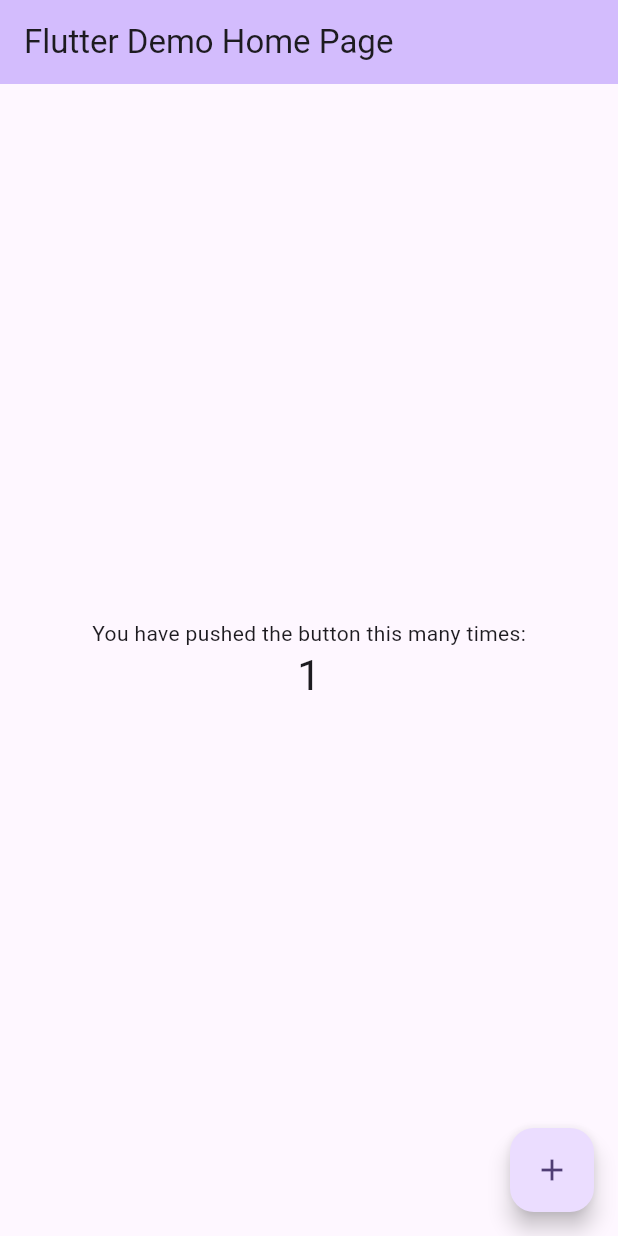
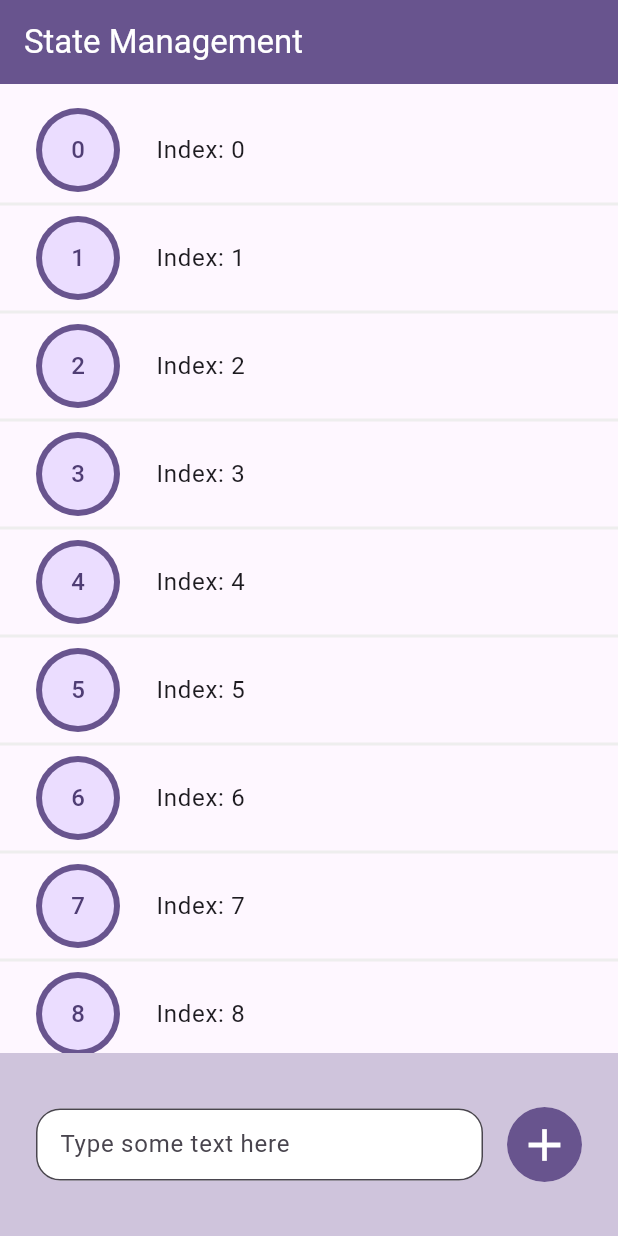
Before and after one commit to mvclopes/flutter-state-management, a Flutter app: the screen it shows after launch, after a tap on the "add" icon, on a phone screen of 412 x 824 dp. Run offline on Flutter 3.47's test engine with Material 2 defaults, Android fonts, the phone set to English and light mode, and no system bars.

Commit message:
Feature: created home screen layout and its use in main dart file

```diff
--- a/lib/main.dart
+++ b/lib/main.dart
@@ -1,8 +1,7 @@
 import 'package:flutter/material.dart';
+import 'package:state_management_sample/src/home_screen.dart';
 
-void main() {
-  runApp(const MyApp());
-}
+void main() => runApp(const MyApp());
 
 class MyApp extends StatelessWidget {
   const MyApp({super.key});
@@ -15,54 +14,7 @@ class MyApp extends StatelessWidget {
         colorScheme: ColorScheme.fromSeed(seedColor: Colors.deepPurple),
         useMaterial3: true,
       ),
-      home: const MyHomePage(title: 'Flutter Demo Home Page'),
+      home: const HomeScreen(),
     );
   }
 }
-
-class MyHomePage extends StatefulWidget {
-  final String title;
-  const MyHomePage({super.key, required this.title});
-
-  @override
-  State<MyHomePage> createState() => _MyHomePageState();
-}
-
-class _MyHomePageState extends State<MyHomePage> {
-  int _counter = 0;
-
-  void _incrementCounter() {
-    setState(() {
-      _counter++;
-    });
-  }
-
-  @override
-  Widget build(BuildContext context) {
-    return Scaffold(
-      appBar: AppBar(
-        backgroundColor: Theme.of(context).colorScheme.inversePrimary,
-        title: Text(widget.title),
-      ),
-      body: Center(
-        child: Column(
-          mainAxisAlignment: MainAxisAlignment.center,
-          children: <Widget>[
-            const Text(
-              'You have pushed the button this many times:',
-            ),
-            Text(
-              '$_counter',
-              style: Theme.of(context).textTheme.headlineMedium,
-            ),
-          ],
-        ),
-      ),
-      floatingActionButton: FloatingActionButton(
-        onPressed: _incrementCounter,
-        tooltip: 'Increment',
-        child: const Icon(Icons.add),
-      ),
-    );
-  }
-}
--- /dev/null
+++ b/lib/src/home_screen.dart
@@ -0,0 +1,121 @@
+import 'package:flutter/material.dart';
+
+class HomeScreen extends StatefulWidget {
+  const HomeScreen({super.key});
+
+  @override
+  State<HomeScreen> createState() => _HomeScreenState();
+}
+
+class _HomeScreenState extends State<HomeScreen> {
+  @override
+  Widget build(BuildContext context) {
+    return Scaffold(
+      appBar: AppBar(
+        title: const Text(
+          'State Management',
+          style: TextStyle(
+            color: Colors.white,
+          ),
+        ),
+        backgroundColor: Theme.of(context).primaryColor,
+      ),
+      body: const Column(
+        children: [
+          _HomeList(),
+          _InputFooter()
+        ],
+      ),
+    );
+  }
+}
+
+class _HomeList extends StatelessWidget {
+  const _HomeList();
+
+  @override
+  Widget build(BuildContext context) {
+    return Expanded(
+      child: ListView.separated(
+        padding: const EdgeInsets.symmetric(vertical: 16),
+        itemBuilder: (_, index) {
+          return ListTile(
+            leading: CircleAvatar(
+              backgroundColor: Theme.of(context).primaryColor,
+              radius: 36,
+              child: CircleAvatar(
+                radius: 24,
+                child: Text(index.toString()),
+              ),
+            ),
+            title: Text("Index: $index"),
+          );
+        },
+        separatorBuilder: (_, index) {
+          return Divider(
+            thickness: 2,
+            color: Colors.grey.shade200,
+          );
+        },
+        itemCount: 20,
+      ),
+    );
+  }
+}
+
+class _InputFooter extends StatelessWidget {
+  const _InputFooter();
+
+  @override
+  Widget build(BuildContext context) {
+    return Container(
+      color: Theme.of(context).primaryColor.withAlpha(80),
+      child: Padding(
+        padding: const EdgeInsets.symmetric(horizontal: 24, vertical: 36),
+        child: Row(
+          crossAxisAlignment: CrossAxisAlignment.center,
+          children: [
+            Expanded(
+              child: TextFormField(
+                decoration: const InputDecoration(
+                  filled: true,
+                  fillColor: Colors.white,
+                  hintText: "Type some text here",
+                  isDense: true,
+                  border: OutlineInputBorder(
+                    borderRadius: BorderRadius.all(Radius.circular(16)),
+                  ),
+                ),
+              ),
+            ),
+            Padding(
+              padding: const EdgeInsets.only(left: 16),
+              child: Material(
+                shape: RoundedRectangleBorder(
+                    borderRadius: BorderRadius.circular(60)
+                ),
+                child: InkWell(
+                  borderRadius: BorderRadius.circular(60),
+                  onTap: () {},
+                  child: Ink(
+                    height: 50,
+                    width: 50,
+                    decoration: BoxDecoration(
+                      color: Theme.of(context).primaryColor,
+                      shape: BoxShape.circle,
+                    ),
+                    child: const Icon(
+                      Icons.add,
+                      color: Colors.white,
+                      size: 36,
+                    ),
+                  ),
+                ),
+              ),
+            )
+          ],
+        ),
+      ),
+    );
+  }
+}
```
